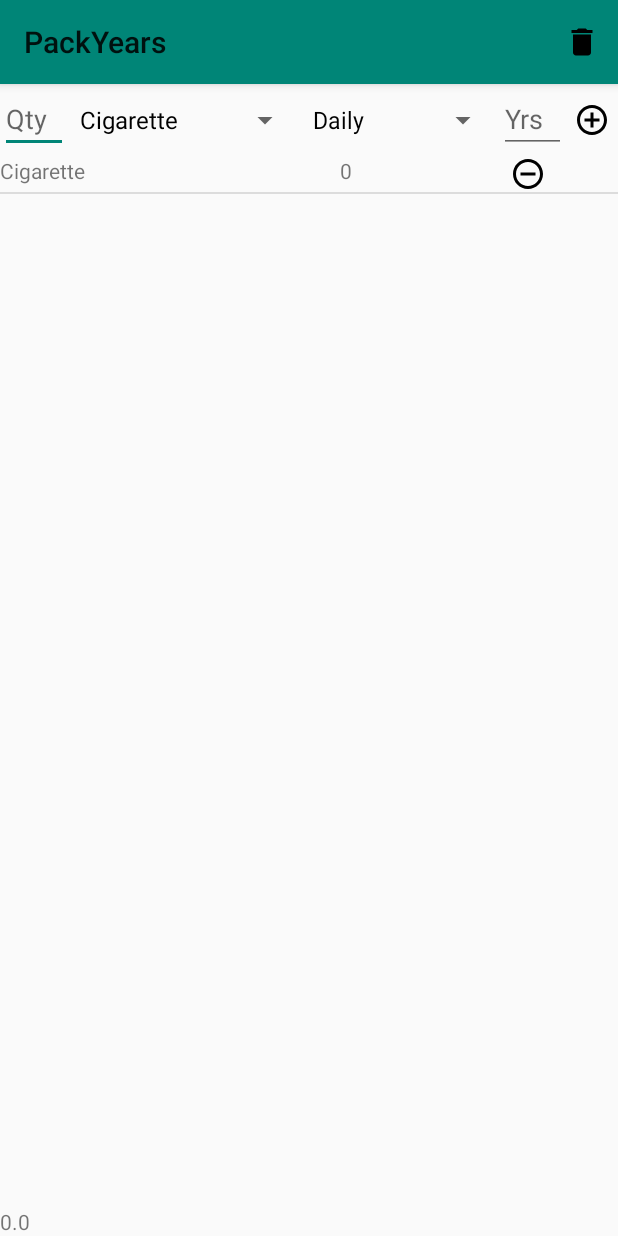
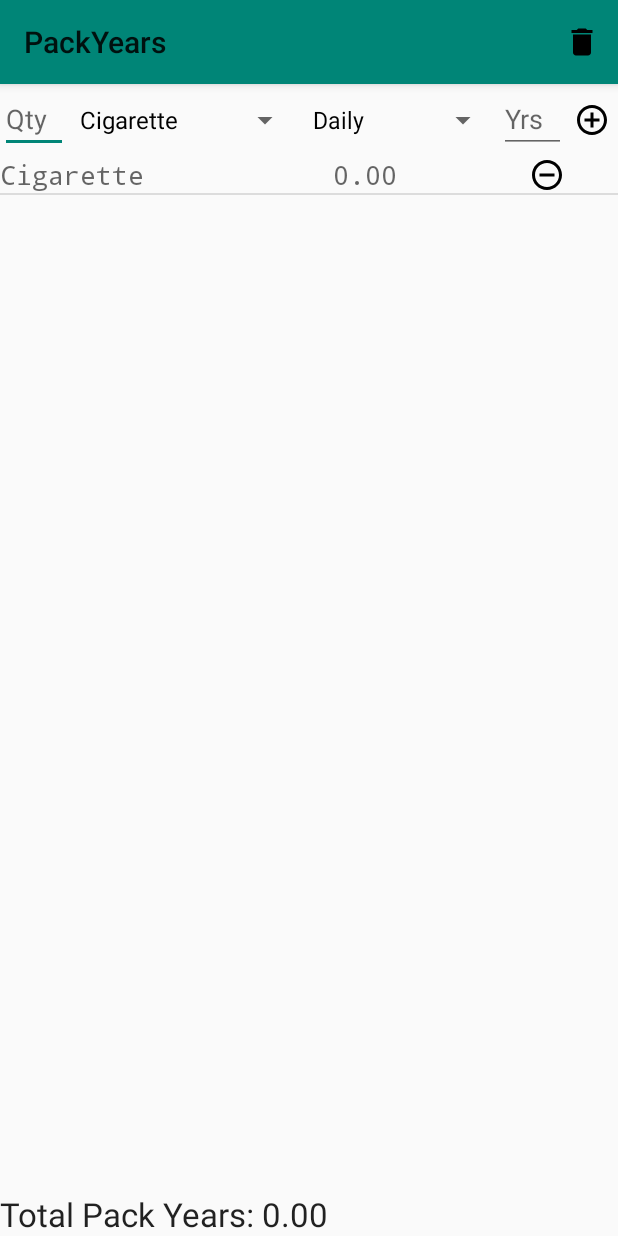
Before and after one commit to mitresthen/PackYears, an Android app: the screen it shows after launch (MainActivity), after a tap on an icon or button, on a phone screen of 412 x 824 dp. Run offline under Robolectric (Android 15) with nearby library versions, the phone set to English and light mode, and no system bars; 3 other taps on this screen came first.

Commit message:
Update version to 2.1 Make text larger Fix bug where deleting rows didn't update sum

```diff
--- a/app/build.gradle
+++ b/app/build.gradle
@@ -8,8 +8,8 @@ android {
         applicationId "com.mitresthen.haug.packyears"
         minSdkVersion 15
         targetSdkVersion 23
-        versionCode 2
-        versionName "2.0"
+        versionCode 3
+        versionName "2.1"
     }
     buildTypes {
         release {
--- a/app/src/main/java/com/mitresthen/haug/packyears/MainActivity.java
+++ b/app/src/main/java/com/mitresthen/haug/packyears/MainActivity.java
@@ -28,7 +28,8 @@ public class MainActivity extends AppCompatActivity {
     private ListView listView;
     private ListViewAdapter arrayAdapter;
     private double sum = 0.0;
-    private DecimalFormat df = new DecimalFormat("0.0");
+    private DecimalFormat df = new DecimalFormat("0.00");
+    private final String sumPrefix = "Total Pack Years: ";
 
     @Override
     protected void onCreate(Bundle savedInstanceState) {
@@ -76,36 +77,79 @@ public class MainActivity extends AppCompatActivity {
         final EditText yearsOfCigs = (EditText) findViewById(R.id.nrofyears);
         final Spinner tobaccoType = (Spinner)  findViewById(R.id.tobaccotype);
         final Spinner frequency = (Spinner) findViewById(R.id.frequency);
+
         String packYearsDisplay = "0";
 
+        double cigs = 0.0;
+        double years = 0.0;
+        double tobaccoFactor = 0.0;
+        double usageFrequency = 0.0;
+
         try {
-            double cigs = Double.parseDouble(quantity.getText().toString());
-            double years = Double.parseDouble(yearsOfCigs.getText().toString());
-            double tobaccoFactor = Constants.TobaccoFactors.get(tobaccoType.getSelectedItem().toString());
-            double usageFrequency = Constants.TimeFactors.get(frequency.getSelectedItem().toString());
-            double packYears = Calculator.Calculate(tobaccoFactor, cigs, usageFrequency, years);
-            sum += packYears;
-            packYearsDisplay = df.format(packYears);
+            cigs = Double.parseDouble(quantity.getText().toString());
+            years = Double.parseDouble(yearsOfCigs.getText().toString());
+            tobaccoFactor = Constants.TobaccoFactors.get(tobaccoType.getSelectedItem().toString());
+            usageFrequency = Constants.TimeFactors.get(frequency.getSelectedItem().toString());
         } catch (NumberFormatException e){
-
         }
 
-        String sumDisplay = df.format(sum);
-        final TextView textField = (TextView) findViewById(R.id.calculatedYears);
-        textField.setText(sumDisplay);
+        double packYears = Calculator.Calculate(tobaccoFactor, cigs, usageFrequency, years);
 
-        tobaccoList.add(new TobaccoYear(tobaccoType.getSelectedItem().toString(), packYearsDisplay));
+        SumAdd(packYears);
+
+        packYearsDisplay = df.format(packYears);
+        tobaccoList.add(new TobaccoYear(tobaccoType.getSelectedItem().toString(), packYears));
         arrayAdapter.notifyDataSetChanged();
     }
 
     public void DeleteAll(View view){
+        SumSet("0.0");
         tobaccoList.clear();
         arrayAdapter.notifyDataSetChanged();
+    }
 
-        sum = 0.0;
+    public void SumSubtract(double sub){
+        sum -= sub;
+        if(sum < 0)
+            sum = 0.0;
+
+        UpdateSumText();
+    }
+
+    public void SumAdd(double sub){
+        sum += sub;
+        UpdateSumText();
+    }
+
+    public void SumSet(String sub){
+        double subDouble = StringToUnsignedDouble(sub);
+        if(subDouble < 0.0f)
+            return;
+
+        sum = subDouble;
+
+        UpdateSumText();
+    }
+
+    private double StringToUnsignedDouble(String doubleString){
+        double subDouble = -1.0f;
+        try{
+            subDouble = Double.parseDouble(doubleString);
+        } catch (NumberFormatException e){
+            subDouble = Double.parseDouble(doubleString.replace(',', '.'));
+        }
+
+        if(subDouble < 0.0f)
+            return -1.0f;
+        else{
+            return subDouble;
+        }
+    }
+
+    private void UpdateSumText(){
         String sumDisplay = df.format(sum);
         final TextView textField = (TextView) findViewById(R.id.calculatedYears);
-        textField.setText(sumDisplay);
+        textField.setText(sumPrefix + sumDisplay);
     }
 
     private class ListViewAdapter extends BaseAdapter implements ListAdapter
@@ -145,13 +189,14 @@ public class MainActivity extends AppCompatActivity {
             tobaccoRow.setText(data.get(i).tobaccoTypeDisp);
 
             TextView packYearRow = (TextView) rowView.findViewById(R.id.packYearsRow);
-            packYearRow.setText(data.get(i).yearsDisp);
+            packYearRow.setText(df.format(data.get(i).yearsDisp));
 
             ImageButton deleteRow = (ImageButton) rowView.findViewById(R.id.removeItem);
 
             deleteRow.setOnClickListener(new View.OnClickListener(){
                 @Override
                 public void onClick(View v){
+                    SumSubtract(data.get(i).yearsDisp);
                     data.remove(i);
                     notifyDataSetChanged();
                 }
@@ -163,9 +208,9 @@ public class MainActivity extends AppCompatActivity {
 
     private class TobaccoYear{
         public String tobaccoTypeDisp = "";
-        public String yearsDisp = "0.0";
+        public double yearsDisp = 0.0;
 
-        public TobaccoYear(String tobaccoTypeDisp, String yearsDisp){
+        public TobaccoYear(String tobaccoTypeDisp, double yearsDisp){
             this.tobaccoTypeDisp = tobaccoTypeDisp;
             this.yearsDisp = yearsDisp;
         }
--- a/app/src/main/res/layout/activity_usagedisplay.xml
+++ b/app/src/main/res/layout/activity_usagedisplay.xml
@@ -28,6 +28,7 @@
         android:layout_width="match_parent"
         android:layout_height="wrap_content"
         android:id="@+id/calculatedYears"
-        tools:text="Total Packyears" />
+        tools:text="Total Packyears"
+        android:textAppearance="@style/TextAppearance.AppCompat.Large" />
 
 </LinearLayout>
--- a/app/src/main/res/layout/smoking_row_item.xml
+++ b/app/src/main/res/layout/smoking_row_item.xml
@@ -10,14 +10,18 @@
         android:id="@+id/tobaccoTypeRow"
         android:layout_width="wrap_content"
         android:layout_height="match_parent"
-        android:layout_weight="0.60" />
+        android:layout_weight="0.60"
+        android:textAppearance="@style/TextAppearance.AppCompat.Medium"
+        android:fontFamily="monospace" />
 
     <TextView
         android:hint="PackYears"
         android:id="@+id/packYearsRow"
         android:layout_width="wrap_content"
         android:layout_height="match_parent"
-        android:layout_weight="0.20" />
+        android:layout_weight="0.20"
+        android:textAppearance="@style/TextAppearance.AppCompat.Medium"
+        android:fontFamily="monospace" />
 
 
     <ImageButton
```
